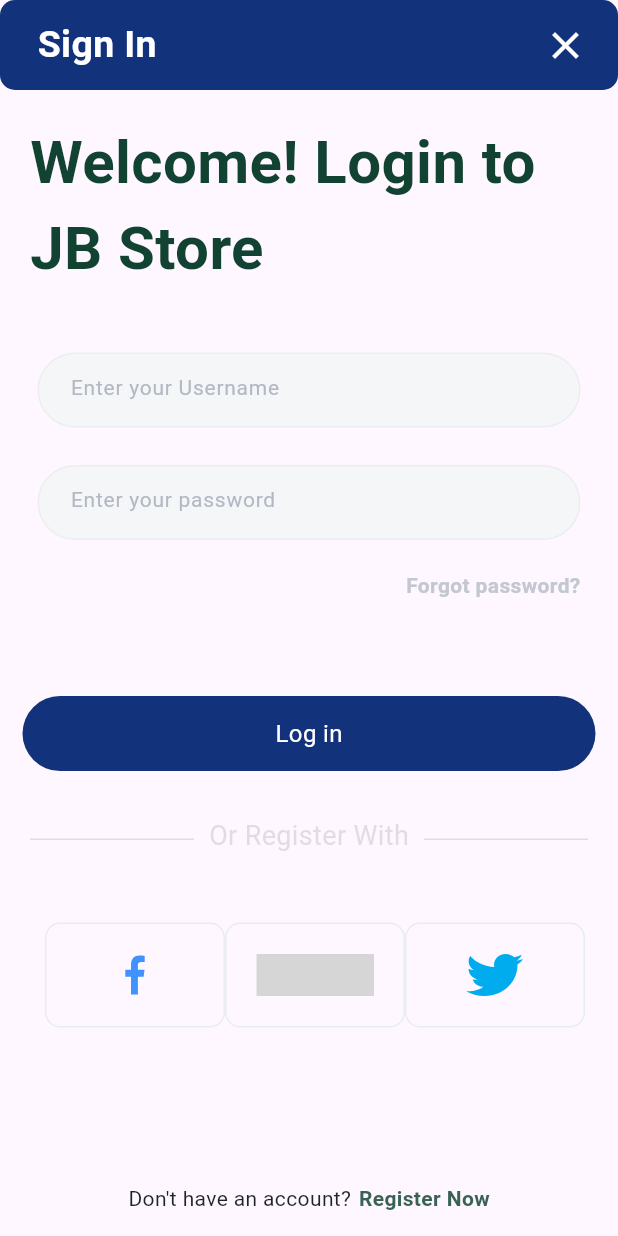
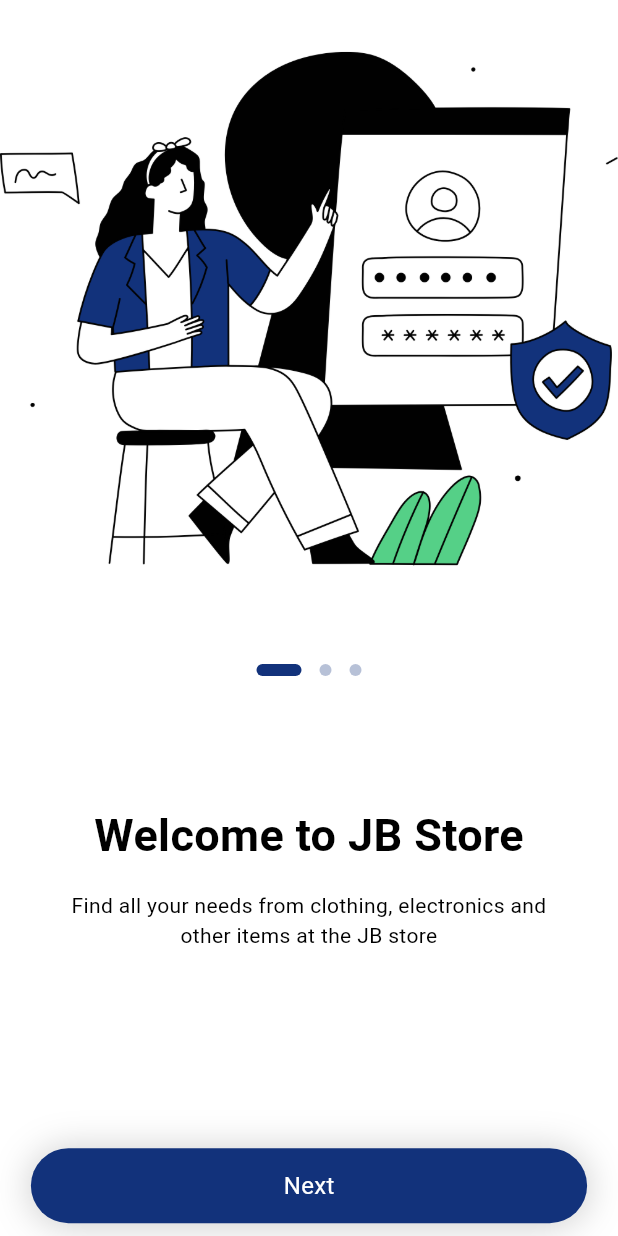
Before and after one commit to salsabilafnp/ecom_group2, a Flutter app: the screen it shows after launch, on a phone screen of 412 x 824 dp. Run offline on Flutter 3.47's test engine with Material 3 defaults, Android fonts, the phone set to English and light mode, and no system bars; drawn by our look-alikes of dots_indicator; our stand-ins replace flutter_svg; accounts and stored records are empty; Roboto replaces fonts that are missing (Avenir); grey boxes are pictures that could not be loaded.

Commit message:
Commit Pageview Final

```diff
--- /dev/null
+++ b/lib/app/modules/PageView/Page_view.dart
@@ -0,0 +1,175 @@
+import 'package:dots_indicator/dots_indicator.dart';
+import 'package:ecom_group2/app/modules/login/view/login_view.dart';
+import 'package:flutter/material.dart';
+import 'package:flutter_svg/svg.dart';
+
+class Welcome extends StatefulWidget {
+  const Welcome({super.key});
+
+  @override
+  State<Welcome> createState() => _WelcomeState();
+}
+
+class _WelcomeState extends State<Welcome> {
+  PageController pageController = PageController(initialPage: 0);
+  int _currentPage = 0; // Tambahkan variabel untuk menyimpan halaman saat ini
+
+  @override
+  Widget build(BuildContext context) {
+    double screenWidth = MediaQuery.of(context).size.width;
+    double screenHeight = MediaQuery.of(context).size.height;
+
+    return Container(
+      //color: Color(0xFF12327B),
+      child: Scaffold(
+        backgroundColor: Colors.white,
+        body: SafeArea(
+          child: Container(
+            width: screenWidth,
+            child: Stack(
+              alignment: Alignment.topCenter,
+              children: [
+                PageView(
+                  controller: pageController,
+                  onPageChanged: (index) {
+                    setState(() {
+                      _currentPage = index; // Perbarui halaman saat ini
+                    });
+                  },
+                  children: [
+                    _page(
+                      1,
+                      context,
+                      "Next",
+                      "Welcome to JB Store",
+                      "Find all your needs from clothing, electronics and other items at the JB store",
+                      "assets/icon/ob1.png",
+                    ),
+                    _page(
+                      2,
+                      context,
+                      "Next",
+                      "Welcome to JB Store",
+                      "Find all your needs from clothing, electronics and other items at the JB store",
+                      "assets/icon/ob2.png",
+                    ),
+                    _page(
+                      3,
+                      context,
+                      "Get started",
+                      "Welcome to JB Store",
+                      "Find all your needs from clothing, electronics and other items at the JB store",
+                      "assets/icon/ob3.png",
+                    ),
+                  ],
+                ),
+                Positioned(
+                  top: screenHeight * 0.53, // Mengatur posisi indicator di atas bagian _page
+                  child: DotsIndicator(
+                    position: _currentPage,
+                    dotsCount: 3,
+                    mainAxisAlignment: MainAxisAlignment.center,
+                    decorator: DotsDecorator(
+                      color: Color(0xFF12327B).withOpacity(0.3),
+                      activeSize: const Size(30.0, 8.0),
+                      size: const Size.square(8.0),
+                      activeColor: Color(0xFF12327B),
+                      activeShape: RoundedRectangleBorder(
+                        borderRadius: BorderRadius.circular(5.0),
+                      ),
+                    ),
+                  ),
+                ),
+              ],
+            ),
+          ),
+        ),
+      ),
+    );
+  }
+
+  Widget _page(int index, BuildContext context, String buttonName, String title,
+      String subtitle, String imagePath) {
+    double screenWidth = MediaQuery.of(context).size.width;
+    double screenHeight = MediaQuery.of(context).size.height;
+
+    return Column(
+      children: [
+        SizedBox(
+          width: screenWidth * 1,
+          height: screenWidth * 1,
+          child: Image.asset(
+            imagePath,
+            fit: BoxFit.cover,
+          ),
+        ),
+        SizedBox(height: screenHeight * 0.15),
+        Container(
+          //padding: EdgeInsets.symmetric(vertical: 50.0),
+          child: Text(
+            title,
+            style: TextStyle(
+                color: Colors.black,
+                fontSize: 30,
+                fontWeight: FontWeight.bold),
+          ),
+        ),
+        SizedBox(height: 15),
+        Container(
+          width: screenWidth * 0.95, // Menggunakan 95% dari lebar layar
+          padding: EdgeInsets.symmetric(horizontal: 30),
+          child: Text(
+            subtitle,
+            textAlign: TextAlign.center,
+            style: TextStyle(
+                color: Colors.black,
+                fontSize: 14,
+                fontWeight: FontWeight.normal),
+          ),
+        ),
+        SizedBox(height: screenHeight * 0.16),
+        GestureDetector(
+          onTap: () {
+            //within 0-2 index
+            if (index < 3) {
+              //animation
+              pageController.animateToPage(index,
+                  duration: const Duration(milliseconds: 500),
+                  curve: Curves.easeIn);
+            } else {
+
+             Navigator.push(
+                      context,
+                      MaterialPageRoute(builder: (context) => LoginView()),
+                    );
+            }
+          },
+          child: Container(
+            margin: EdgeInsets.only(left: 15, right: 15),
+            width: screenWidth * 0.9, // Menggunakan 80% dari lebar layar
+            height: 50,
+            decoration: BoxDecoration(
+                color: Color(0xFF12327B),
+                borderRadius: BorderRadius.all(Radius.circular(40)),
+                boxShadow: [
+                  BoxShadow(
+                      color: Colors.grey.withOpacity(0.5),
+                      spreadRadius: 1,
+                      blurRadius: 20,
+                      offset: Offset(0, 1))
+                ]),
+            child: Center(
+              child: Text(
+                buttonName,
+                style: TextStyle(
+                    color: Colors.white,
+                    fontSize: 16,
+                    fontWeight: FontWeight.normal),
+              ),
+            ),
+          ),
+        ),
+      ],
+    );
+  }
+}
--- a/lib/app/modules/auth/login_authProvider.dart
+++ b/lib/app/modules/auth/login_authProvider.dart
@@ -1,6 +1,6 @@
+import 'package:ecom_group2/app/modules/login/controller/login_controller.dart';
 import 'package:flutter/material.dart';
 import '../login/model/login_model.dart';
-import 'login_authservice.dart';
 
 
 class AuthProvider with ChangeNotifier {
--- a/lib/app/modules/login/view/login_view.dart
+++ b/lib/app/modules/login/view/login_view.dart
@@ -1,4 +1,5 @@
 
+import 'package:ecom_group2/app/modules/PageView/Page_view.dart';
 import 'package:flutter/material.dart';
 import 'package:provider/provider.dart';
 import 'package:ecom_group2/app/components/Appbar_login.dart';
@@ -31,7 +32,7 @@ class _LoginViewState extends State<LoginView> {
             () {
               Navigator.push(
                 context,
-                MaterialPageRoute(builder: (context) => RegisterView()),
+                MaterialPageRoute(builder: (context) => Welcome()),
               );
             },
           ),
--- a/lib/main.dart
+++ b/lib/main.dart
@@ -1,3 +1,4 @@
+import 'package:ecom_group2/app/modules/PageView/Page_view.dart';
 import 'package:ecom_group2/app/modules/auth/login_authProvider.dart';
 import 'package:ecom_group2/app/modules/login/view/login_view.dart';
 import 'package:flutter/material.dart';
@@ -15,7 +16,7 @@ class MyApp extends StatelessWidget {
         ChangeNotifierProvider(create: (_) => AuthProvider()),
       ],
       child: MaterialApp(
-        home: LoginView(),
+        home: Welcome(),
       ),
     );
   }
--- a/pubspec.yaml
+++ b/pubspec.yaml
@@ -39,6 +39,7 @@ dependencies:
   flutter_svg: ^2.0.10+1
   http: ^1.2.1
   provider: ^6.1.2
+  dots_indicator: ^3.0.0
 
 dev_dependencies:
   flutter_test:
```
Also changed, not shown: assets/icon/ob1.png (added), assets/icon/ob2.png (added), assets/icon/ob3.png (added), assets/icon/welcome1.png (added), assets/icon/welcome1.svg (added), assets/icon/welcome2.png (added), assets/icon/welcome2.svg (added), assets/icon/welcome3.png (added), assets/icon/welcome3.svg (added), pubspec.lock.
